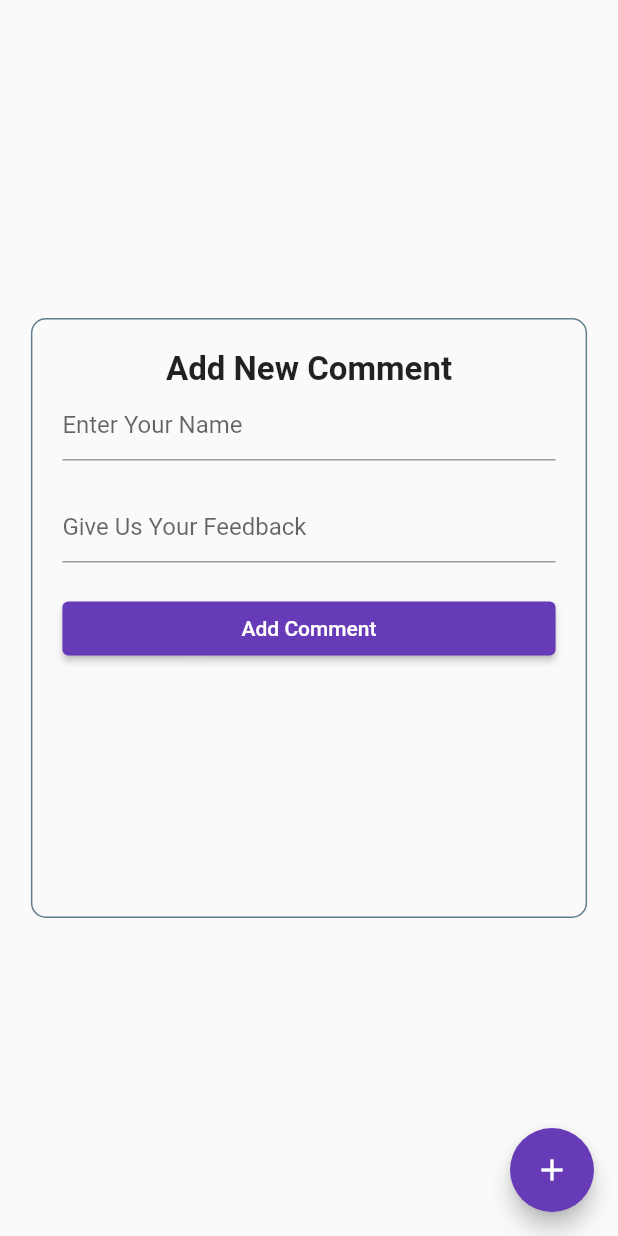
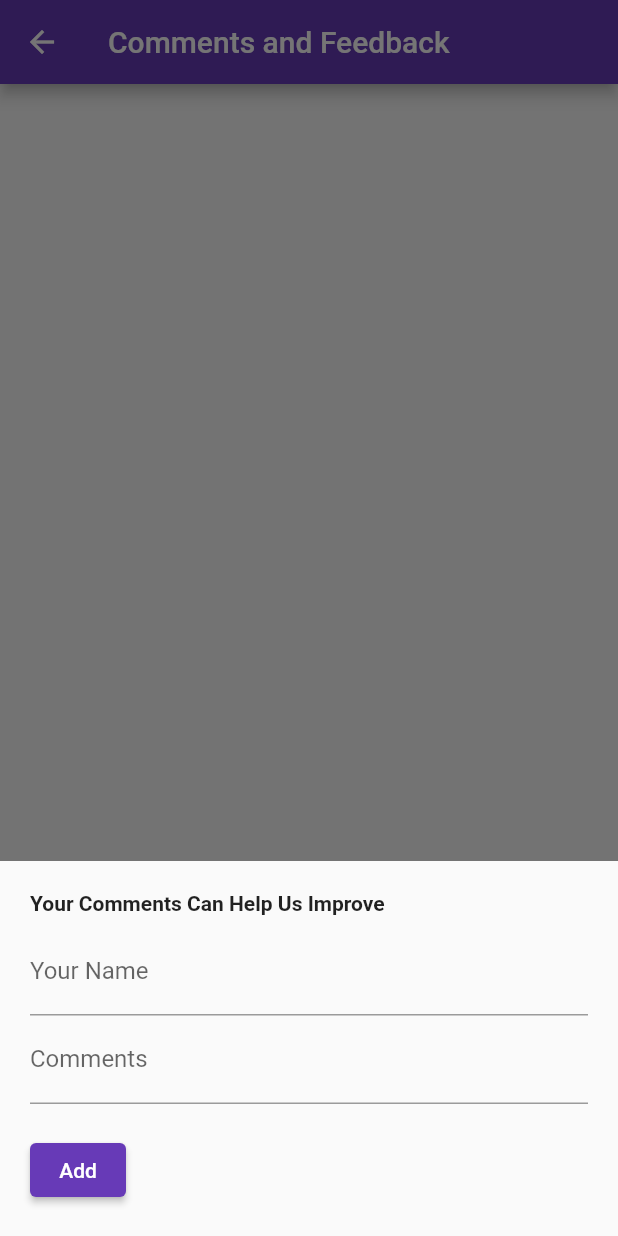
Before and after one commit to udarasandaruwan96/CTSE_Project_2023, a Flutter app: the RamonaHome screen opened directly, after a tap on the "add" icon, on a phone screen of 412 x 824 dp. Run offline on Flutter 3.47's test engine with Material 2 defaults, Android fonts, the phone set to English and light mode, and no system bars; our stand-ins replace cloud_firestore, firebase_auth, firebase_core, fluttertoast; accounts and stored records are empty.

Commit message:
Ramona - Insert, Update, Delete of Comment Section

```diff
--- a/lib/pages/screens/ramona/ramonaHome.dart
+++ b/lib/pages/screens/ramona/ramonaHome.dart
@@ -12,12 +12,11 @@ class RamonaHome extends StatefulWidget {
 }
 
 class _RamonaHomeState extends State<RamonaHome> {
-
   final db = FirebaseFirestore.instance;
-
+  final CollectionReference commentList =
+  FirebaseFirestore.instance.collection('commentList');
   TextEditingController nameController = TextEditingController();
   TextEditingController descriptionController = TextEditingController();
-
 
 //input fields will be handled
   bool viewInputfields = false;
@@ -25,205 +24,160 @@ TextEditingController descriptionController = TextEditingController();
   // int _counter = 0;
   int Listlength = 0;
 
+  Future<void> _CreateOrUpdate([DocumentSnapshot? documentSnapshot]) async {
+    String action = 'create';
+    if (documentSnapshot != null) {
+      action = 'update';
+      nameController.text = documentSnapshot['name'];
+      descriptionController.text = documentSnapshot['description'].toString();
+    }
+    await showModalBottomSheet(
+        isScrollControlled: true,
+        context: context,
+        builder: (BuildContext ctx) {
+          return Padding(
+            padding: EdgeInsets.only(
+                top: 20,
+                left: 20,
+                right: 20,
+                // prevent the soft keyboard from covering text fields
+                bottom: MediaQuery.of(ctx).viewInsets.bottom + 20),
+            child: Column(
+              mainAxisSize: MainAxisSize.min,
+              crossAxisAlignment: CrossAxisAlignment.start,
 
-
-   // create a function to add new recipe
-  void _addnewcomment(String name , String description) async {
-
-    final docRef = db.collection('commentList').doc();
-
-    docRef.set(CommentModel(Listlength,name, description).toJson()).then(
-      (value) => Fluttertoast.showToast(msg:"Comment Added"),
-      onError: (e) => print("Error Adding Comment: $e"));
-
-    //commentList.add(CommentModel(commentListlength,task, name, 3));
-    Listlength++;
-    setState(() {});
+              children: [
+                Container(
+                  padding: const EdgeInsets.only(bottom: 8),
+                  child: const Text(
+                    'Your Comments Can Help Us Improve',
+                    style: TextStyle(
+                      fontWeight: FontWeight.bold,
+                    ),
+                  ),
+                ),
+                TextField(
+                  controller: nameController,
+                  decoration: const InputDecoration(labelText: 'Your Name'),
+                ),
+                TextField(
+                  keyboardType:
+                      const TextInputType.numberWithOptions(decimal: true),
+                  controller: descriptionController,
+                  decoration: const InputDecoration(
+                    labelText: 'Comments',
+                  ),
+                ),
+                const SizedBox(
+                  height: 20,
+                ),
+                ElevatedButton(
+                  child: Text(action == 'create' ? 'Add' : 'Update'),
+                  onPressed: () async {
+                    final String? name = nameController.text;
+                    final String? description = descriptionController.text;
+                    if (name != null && description != null) {
+                      if (action == 'create') {
+                        // Persist a new product to Firestore
+                        await commentList.add({"name": name, "description": description});
                       }
 
+                      if (action == 'update') {
+                        // Update the product
+                        await commentList
+                            .doc(documentSnapshot!.id)
+                            .update({"name": name, "description": description});
+                      }
 
-// a function to remove recipe
-  void _removecomment(dynamic docID,CommentModel comment) {
-        print("${docID} ${comment.id}");
-        db.collection('commentList').doc(docID.toString()).delete().then(
-            (value) => Fluttertoast.showToast(msg:"Comment Deleted"),
-            onError: (e) => print("Error Deleting Comment: $e"));
-    setState(() {
-    Listlength--;
+                      // Clear the text fields
+                      nameController.text = '';
+                      descriptionController.text = '';
+
+                      // Hide the bottom sheet
+                      Navigator.of(context).pop();
+                    }
+                  },
+                )
+              ],
+            ),
+          );
         });
 }
 
-  //  void _changeComment(dynamic docID,CommentModel comment) {
-  //       comment.description = "Updated";
-  //       db.collection('commentList').doc(docID.toString()).set(comment.toJson()).then(
-  //           (value) => Fluttertoast.showToast(msg:"Comment Updated"),
-  //           onError: (e) => print("Error Updating Comment: $e"));
-  //   setState(() {
-  //   });
-  // }
+// Deleteing a product by id
+  Future<void> _deleteProduct(String productId) async {
+    await commentList.doc(productId).delete();
+
+    // Show a snackbar
+    ScaffoldMessenger.of(context).showSnackBar(const SnackBar(
+        content: Text('You have successfully deleted')));
+  }
+
 
   Future getCommentLists() async {
     return db.collection("commentList").get();
   }
-
-
-
 
   @override
   Widget build(BuildContext context) {
     return Scaffold(
 
 
- body: Center(
-        child: Stack(
-          //mainAxisAlignment: MainAxisAlignment.center,
-          children: <Widget>[
-            //show and hide input fields according to the variable value
-            if(viewInputfields)
-            Container(
-              padding: const EdgeInsets.all(20),
-              height: 400,
-              width: MediaQuery.of(context).size.width * 0.9 ,
-              decoration: BoxDecoration(
-                border: Border.all(color: Colors.blueGrey),
-                borderRadius: BorderRadius.circular(10),
+ appBar: AppBar(
+        title: const Text('Comments and Feedback'),
       ),
-              child: Column(
+      // Using StreamBuilder to display all products from Firestore in real-time
+      body: StreamBuilder(
+        stream: commentList.snapshots(),
+        builder: (context, AsyncSnapshot<QuerySnapshot> streamSnapshot) {
+          if (streamSnapshot.hasData) {
+            return ListView.builder(
+              itemCount: streamSnapshot.data!.docs.length,
+              itemBuilder: (context, index) {
+                final DocumentSnapshot documentSnapshot =
+                    streamSnapshot.data!.docs[index];
+                return Card(
+                  margin: const EdgeInsets.all(10),
+                  child: ListTile(
+                     leading: const CircleAvatar(
+                      backgroundImage: NetworkImage('assets/images/users.png'),
+                      ),
+                    title: Text(documentSnapshot['name']),
+                    subtitle: Text(documentSnapshot['description'].toString()),
+                    trailing: SizedBox(
+                      width: 80,
+                      child: Row(
                         children: [
-                  const Center(
-                    child: Text(
-                      'Add New Comment',
-                      style: TextStyle(
-                        fontSize: 22,
-                        fontWeight: FontWeight.bold,
-                      ),
-                    ),
-                  ),
-                  TextField(
-                    controller: nameController,
-                    decoration: const InputDecoration(
-                      hintText: 'Enter Your Name',
-                    ),
-                  ),
-                  const SizedBox(height: 20,),
-                  TextField(
-                    controller: descriptionController,
-                    decoration: const InputDecoration(
-                      hintText: 'Give Us Your Feedback',
-                    ),
-                  ),
 
-                  const SizedBox(height: 20,),
-                  SizedBox(
-                    width: double.infinity,
-                    child: ElevatedButton(
-                        onPressed: () {
-                          _addnewcomment(nameController.text, descriptionController.text);
-                          nameController.clear();
-                          descriptionController.clear();
-
-                          setState(() {
-                            viewInputfields = false;
-                          });
-                        },
-                        child: const Text('Add Comment')
-                     ),
-                  )
+                          // Press this button to edit a single product
+                          IconButton(
+                              icon: const Icon(Icons.edit),
+                              onPressed: () =>
+                                  _CreateOrUpdate(documentSnapshot)),
+                          // This icon button is used to delete a single product
+                          IconButton(
+                              icon: const Icon(Icons.delete),
+                              onPressed: () =>
+                                  _deleteProduct(documentSnapshot.id)),
                         ],
                       ),
                     ),
-            if(!viewInputfields)
-           FutureBuilder(
-              future: getCommentLists(),
-              builder: ((context, AsyncSnapshot<dynamic> snapshot) {
-                if (snapshot.connectionState == ConnectionState.waiting) {
-                  return const Center(child: CircularProgressIndicator());
-                }
-
-                if (snapshot.data == null) {
-                  return const SizedBox();
-                }
-
-                if (snapshot.data!.docs.isEmpty) {
-                  print("List ${snapshot.data.docs}");
-                  return const SizedBox(
-                    child: Center(
-                        child:
-                            Text("No Comments")),
-                  );
-                }
-
-                if (snapshot.hasData) {
-                  List<Map<dynamic,dynamic>> commentList = [];
-
-                  for (var doc in snapshot.data!.docs) {
-                    final comment = CommentModel.fromJson(doc.data() as Map<String, dynamic>);
-                    Map<dynamic,dynamic> map = {
-                      "docId":doc.id,
-                      "comment":comment
-                      };
-                    commentList.add(map);
-                  }
-
-                  return ListView.builder(
-                    scrollDirection: Axis.vertical,
-                    shrinkWrap: true,
-                    physics: const AlwaysScrollableScrollPhysics(),
-                    itemCount: commentList.length,
-                    itemBuilder: (context, index) {
-                      return  Card(
-                          child: ListTile(
-                            title: Center(child: Text("Username :" +commentList[index]["comment"].name!)),
-                            subtitle: Column(children: [
-                              Text("description :"+commentList[index]["comment"].description!),
-
-                            ]),
-                            trailing: Row(
-                              mainAxisSize: MainAxisSize.min,
-                              children: [
-                                // IconButton(
-                                //   tooltip : "Press to mark complete",
-                                //   onPressed: () {
-                                //     _changeComment(commentList[index]["docId"],commentList[index]["comment"]);
-                                //   },
-                                //   icon: const Icon(
-                                //     Icons.update_rounded,
-                                //     color: Colors.cyanAccent,
-                                //   ),
-                                // ),
-                                IconButton(
-                                  tooltip : "Press to delete",
-                                  onPressed: () {
-                                    _removecomment(commentList[index]["docId"],commentList[index]["comment"]);
-                                  },
-                                  icon: const Icon(
-                                    Icons.delete,
-                                    color: Colors.red,)
-                                ),
-                              ],
-                              )
                   ),
                 );
               },
             );
           }
 
-                return const SizedBox();
-              }),
-            )
-          ],
+          return const Center(
+            child: CircularProgressIndicator(),
+          );
+        },
       ),
+      // Add new product
+      floatingActionButton: FloatingActionButton(
+        onPressed: () => _CreateOrUpdate(),
+        child: const Icon(Icons.add),
       ),
-
-       floatingActionButton: FloatingActionButton(
-        onPressed: (){
-          setState(() {
-             viewInputfields = true;
-          });
-        },
-        tooltip: 'Add',
-        child: const Icon(Icons.add),
-      )
     );
   }
 }
--- a/pubspec.yaml
+++ b/pubspec.yaml
@@ -57,11 +57,13 @@ dev_dependencies:
 # The following section is specific to Flutter packages.
 flutter:
 
+
   # The following line ensures that the Material Icons font is
   # included with your application, so that you can use the icons in
   # the material Icons class.
   uses-material-design: true
-
+  assets:
+    - assets/images/
   # To add assets to your application, add an assets section, like this:
   # assets:
   #   - images/a_dot_burr.jpeg
```
Also changed, not shown: assets/images/users.png (added). Lines whose indentation alone changed are shown as unchanged.
